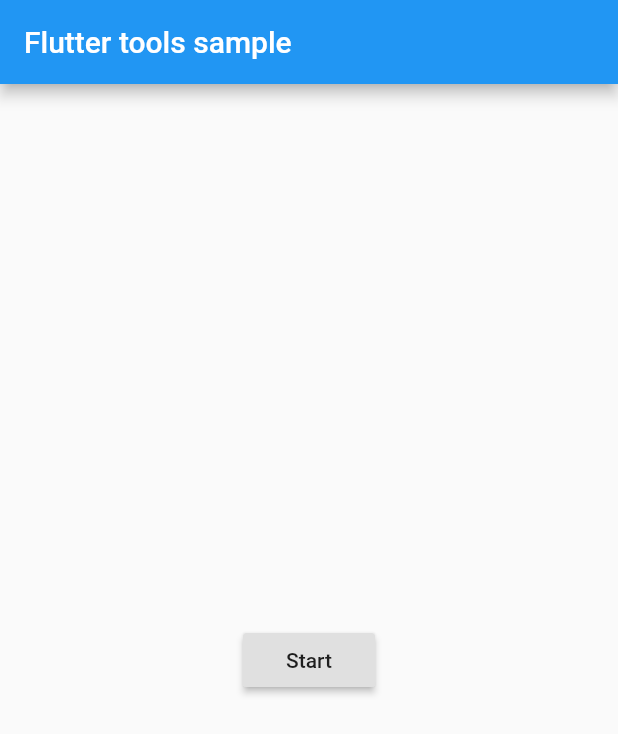
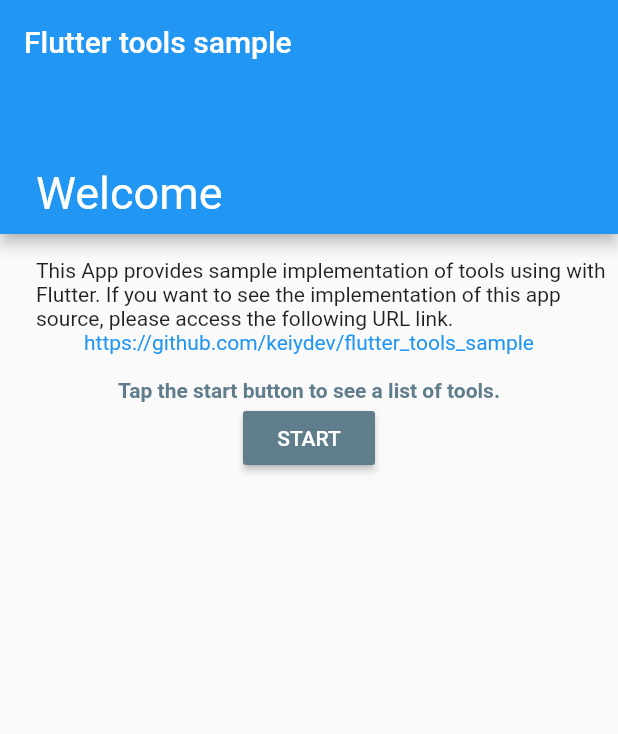
Before and after one commit to keiydev/flutter_tools_sample, a Flutter app: the screen it shows after launch, on a phone screen of 412 x 824 dp. Shown: the top 734 px of the screen. Run offline on Flutter 3.47's test engine with Material 2 defaults, Android fonts, the phone set to English and light mode, and no system bars; our stand-ins replace package_info.

Commit message:
update top screen

```diff
--- /dev/null
+++ b/lib/common/const_vars.dart
@@ -0,0 +1 @@
+const MY_APP_GIT_URL = 'https://github.com/keiydev/flutter_tools_sample';
--- a/lib/main.dart
+++ b/lib/main.dart
@@ -1,7 +1,10 @@
+import 'package:flutter/gestures.dart';
 import 'package:flutter/material.dart';
 import 'package:flutter_localizations/flutter_localizations.dart';
+import 'package:flutter_tools_sample/common/const_vars.dart';
 import 'package:flutter_tools_sample/generated/i18n.dart';
 import 'package:flutter_tools_sample/main_list.dart';
+import 'package:url_launcher/url_launcher.dart';
 
 void main() => runApp(MyApp());
 
@@ -9,35 +12,27 @@ class MyApp extends StatelessWidget {
   @override
   Widget build(BuildContext context) {
     return MaterialApp(
+      // アプリタイトル(8.0以前は履歴画面のタイトルに使用される。)
       onGenerateTitle: (BuildContext context) => S.of(context).app_name,
+      // アプリのテーマ設定
       theme: ThemeData(
         primarySwatch: Colors.blue,
       ),
+      // アプリのローカリゼーション設定
       localizationsDelegates: [
         S.delegate,
         GlobalMaterialLocalizations.delegate,
         GlobalWidgetsLocalizations.delegate,
       ],
+      // アプリのサポートするロケール種別設定
       supportedLocales: S.delegate.supportedLocales,
-      home: MyHomePage(title: 'Flutter Demo Home Page'),
+      // アプリの画面widget設定
+      home: MyHomePage(),
     );
   }
 }
 
 class MyHomePage extends StatefulWidget {
-  MyHomePage({Key key, this.title}) : super(key: key);
-
-  // This widget is the home page of your application. It is stateful, meaning
-  // that it has a State object (defined below) that contains fields that affect
-  // how it looks.
-
-  // This class is the configuration for the state. It holds the values (in this
-  // case the title) provided by the parent (in this case the App widget) and
-  // used by the build method of the State. Fields in a Widget subclass are
-  // always marked "final".
-
-  final String title;
-
   @override
   _MyHomePageState createState() => _MyHomePageState();
 }
@@ -45,30 +40,68 @@ class MyHomePage extends StatefulWidget {
 class _MyHomePageState extends State<MyHomePage> {
   @override
   Widget build(BuildContext context) {
-    // This method is rerun every time setState is called, for instance as done
-    // by the _incrementCounter method above.
-    //
-    // The Flutter framework has been optimized to make rerunning build methods
-    // fast, so that you can just rebuild anything that needs updating rather
-    // than having to individually change instances of widgets.
     return Scaffold(
+      // appBar：アプリ画面のバー
       appBar: AppBar(
-        // Here we take the value from the MyHomePage object that was created by
-        // the App.build method, and use it to set our appbar title.
+        // アプリ画面上部のバーのタイトル
         title: Text(S.of(context).app_name),
+        bottom: PreferredSize(
+          preferredSize: const Size.fromHeight(100.0),
+          child: Container(
+              alignment: Alignment.bottomLeft,
+              padding: EdgeInsets.only(
+                left: 24,
+                bottom: 10,
+              ),
+              child: Text(
+                'Welcome',
+                style: TextStyle(
+                  fontSize: 30,
+                  color: Colors.white,
+                ),
+              )),
+        ),
       ),
+      // body：アプリ画面のバー
       body: Center(
-        // Center is a layout widget. It takes a single child and positions it
-        // in the middle of the parent.
         child: Column(
-          mainAxisAlignment: MainAxisAlignment.center,
+          mainAxisAlignment: MainAxisAlignment.start,
           children: <Widget>[
+            Container(
+              alignment: Alignment.topLeft,
+              padding: EdgeInsets.only(
+                left: 24,
+                top: 16,
+              ),
+              child: Text(S.of(context).main_explain_message),
+            ),
+            InkWell(
+              child: Text(
+                MY_APP_GIT_URL,
+                style: TextStyle(color: Colors.blue),
+              ),
+              onTap: () async {
+                if (await canLaunch(MY_APP_GIT_URL)) {
+                  await launch(MY_APP_GIT_URL);
+                }
+              },
+            ),
+            Text(''),
+            Text(
+              S.of(context).main_start_button_message,
+              style: TextStyle(
+                color: Colors.blueGrey,
+                fontWeight: FontWeight.bold,
+              ),
+            ),
             RaisedButton(
               child: Text(S.of(context).common_start),
               onPressed: () {
                 Navigator.push(context,
                     MaterialPageRoute(builder: (context) => ToolsListPage()));
               },
+              color: Colors.blueGrey,
+              textColor: Colors.white,
             ),
           ],
         ),
--- a/pubspec.yaml
+++ b/pubspec.yaml
@@ -24,6 +24,7 @@ dependencies:
   intl:
   intl_translation:
   package_info:
+  url_launcher:
 
   # The following adds the Cupertino Icons font to your application.
   # Use with the CupertinoIcons class for iOS style icons.
--- a/res/values/strings_en.arb
+++ b/res/values/strings_en.arb
@@ -1,12 +1,14 @@
 {
   "app_name": "Flutter tools sample",
   "app_version": "Calculator",
-  "common_start": "Start",
+  "common_start": "START",
   "common_yes": "YES",
   "common_no": "NO",
   "common_ok": "OK",
   "common_cancel": "CANCEL",
   "tools_list_title": "Tools list",
+  "main_explain_message": "This App provides sample implementation of tools using with Flutter. If you want to see the implementation of this app source, please access the following URL link.",
+  "main_start_button_message": "Tap the start button to see a list of tools.",
   "tools_my_calculator": "Calculator",
   "tools_my_bookmarks": "My Bookmarks",
   "about_description": "Flutter tools sample, testing flutter code.",
--- a/res/values/strings_ja.arb
+++ b/res/values/strings_ja.arb
@@ -1,7 +1,9 @@
 {
   "app_name": "Flutter ツールサンプル",
-  "common_start": "Start",
+  "common_start": "START",
   "tools_list_title": "ツールリスト",
+  "main_explain_message": "このアプリはFlutterを使用したツールのサンプル実装を提供します。アプリのソースは以下のリンク先を参照してください。",
+  "main_start_button_message": "STARTをタップするとツールリストを表示します。",
   "tools_my_calculator": "電卓",
   "tools_my_bookmarks": "お気に入りページ",
   "about_description": "Flutterベースのツールサンプルです。"
```
Also changed, not shown: lib/generated/i18n.dart, pubspec.lock.
